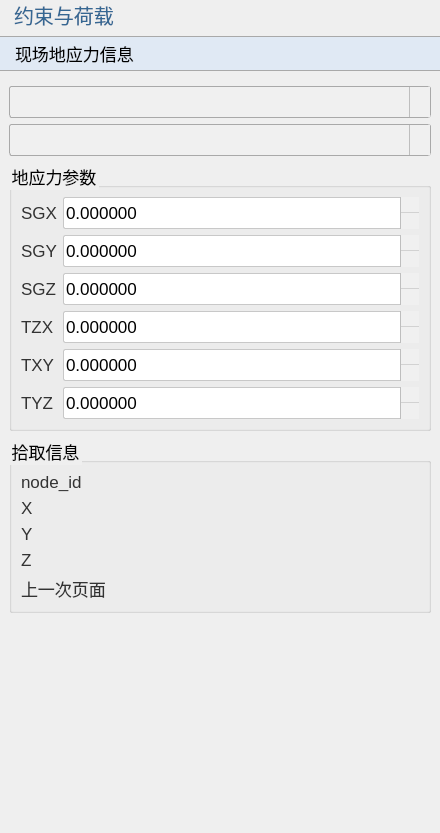
The window that plugins/Base_PhysicalField/GeoStressPointPage.ui (asd977/base_cae) describes before a commit, drawn with Qt 5.
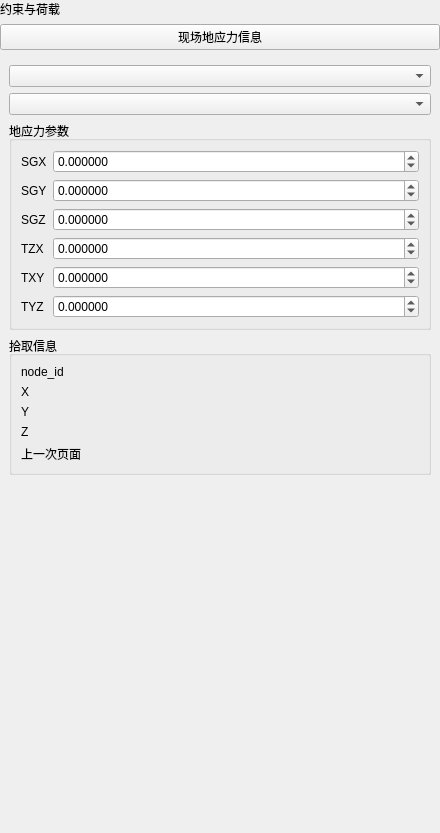
The same window after the commit. Icons and pictures are not drawn.

Commit message: fix(ui): place verticalSpacer at page root layout end

Patch:
```diff
--- a/plugins/Base_PhysicalField/GeoStressPointPage.ui
+++ b/plugins/Base_PhysicalField/GeoStressPointPage.ui
@@ -13,104 +13,6 @@
   <property name="windowTitle">
    <string>现场地应力信息</string>
   </property>
-  <property name="styleSheet">
-   <string notr="true">QWidget{
-font-family: &quot;Microsoft YaHei&quot;, &quot;微软雅黑&quot;;
-}
-QPushButton {
-    font-size: 17px;
-    min-height: 32px;
-}
-QPushButton#pushButton {
-    background-color: rgb(224, 233, 244);
-    border-width: 1px;
-    border-color: rgb(121, 121, 121);
-    border-style: solid;
-    min-height: 33px;
-    border-top: 1px solid rgb(169, 169, 169);
-    border-bottom: 1px solid rgb(169, 169, 169);
-    border-left: none;
-    border-right: none;
-    text-align: left;
-    padding-left: 15px;
-    font-size: 17px;
-}
-QLabel {
-    font-size: 17px;
-    color: rgb(51, 51, 51);
-}
-QLabel#pageNameLabel {
-    font-size: 20px;
-    padding-left: 9px;
-    color: rgb(53, 103, 147);
-}
-QLineEdit, QTextEdit, QPlainTextEdit, QSpinBox, QDoubleSpinBox, QDateTimeEdit {
-    border: 1px solid rgb(200, 200, 200);
-    border-radius: 2px;
-    font-size: 17px;
-    min-height: 30px;
-}
-QLineEdit:focus, QTextEdit:focus, QPlainTextEdit:focus,
-QSpinBox:focus, QDoubleSpinBox:focus, QDateTimeEdit:focus {
-    border-color: rgb(100, 100, 255);
-    outline: none;
-}
-QComboBox {
-    font-size: 17px;
-    color: rgb(51, 51, 51);
-    padding-left: 6px;
-    background: rgb(240, 240, 240);
-    border: 1px solid rgb(169, 169, 169);
-    border-radius: 3px;
-    min-height: 30px;
-}
-QComboBox::drop-down {
-    subcontrol-origin: padding;
-    subcontrol-position: top right;
-    width: 20px;
-    background: rgb(240, 240, 240);
-    border-left: 1px solid rgb(190, 190, 190);
-}
-QComboBox::down-arrow {
-    image: url(:/resources/arrow_down_drawn.svg);
-    width: 12px;
-    height: 12px;
-}
-QSpinBox::up-button, QDoubleSpinBox::up-button {
-    subcontrol-origin: border;
-    subcontrol-position: top right;
-    width: 18px;
-    border-left: 1px solid rgb(190, 190, 190);
-    border-bottom: 1px solid rgb(210, 210, 210);
-    background: rgb(240, 240, 240);
-}
-QSpinBox::down-button, QDoubleSpinBox::down-button {
-    subcontrol-origin: border;
-    subcontrol-position: bottom right;
-    width: 18px;
-    border-left: 1px solid rgb(190, 190, 190);
-    background: rgb(240, 240, 240);
-}
-QSpinBox::up-arrow, QDoubleSpinBox::up-arrow {
-    image: url(:/resources/arrow_up_drawn.svg);
-    width: 10px;
-    height: 10px;
-}
-QSpinBox::down-arrow, QDoubleSpinBox::down-arrow {
-    image: url(:/resources/arrow_down_drawn.svg);
-    width: 10px;
-    height: 10px;
-}
-QRadioButton, QCheckBox, QGroupBox {
-    font-size: 17px;
-}
-QTableWidget, QTreeWidget, QListWidget {
-    font-size: 16px;
-    gridline-color: rgb(210, 210, 210);
-}
-
-</string>
-  </property>
   <layout class="QVBoxLayout" name="verticalLayout">
    <property name="leftMargin">
     <number>0</number>
```
Left out of the diff: 20 changed lines with no effect on the pictures. The commit also changes 45 other files.
